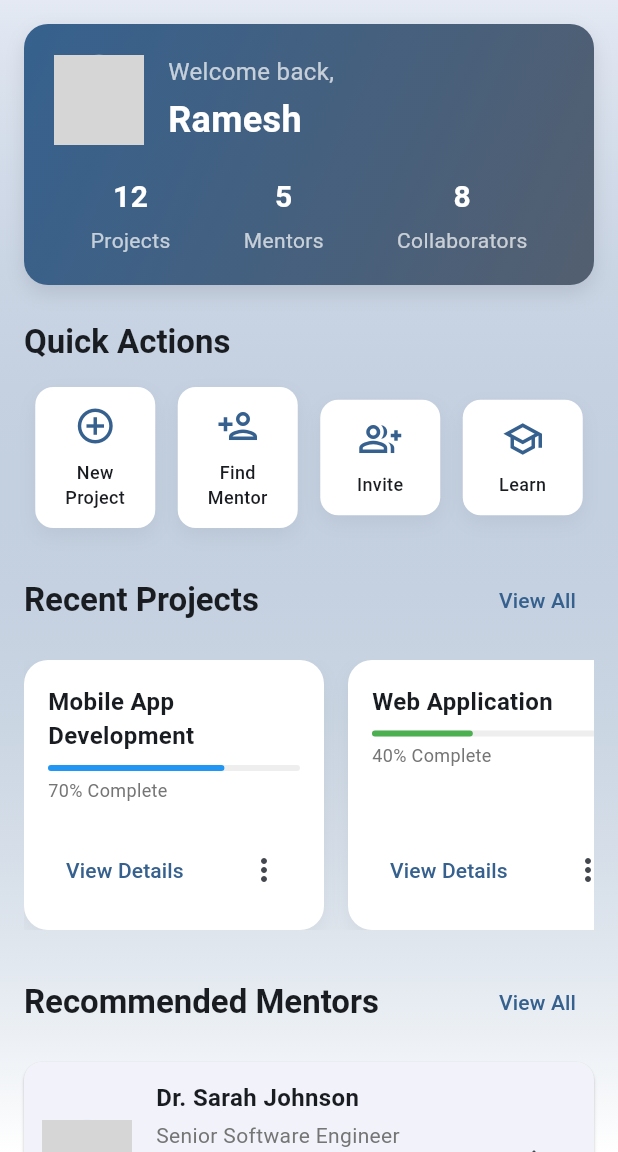
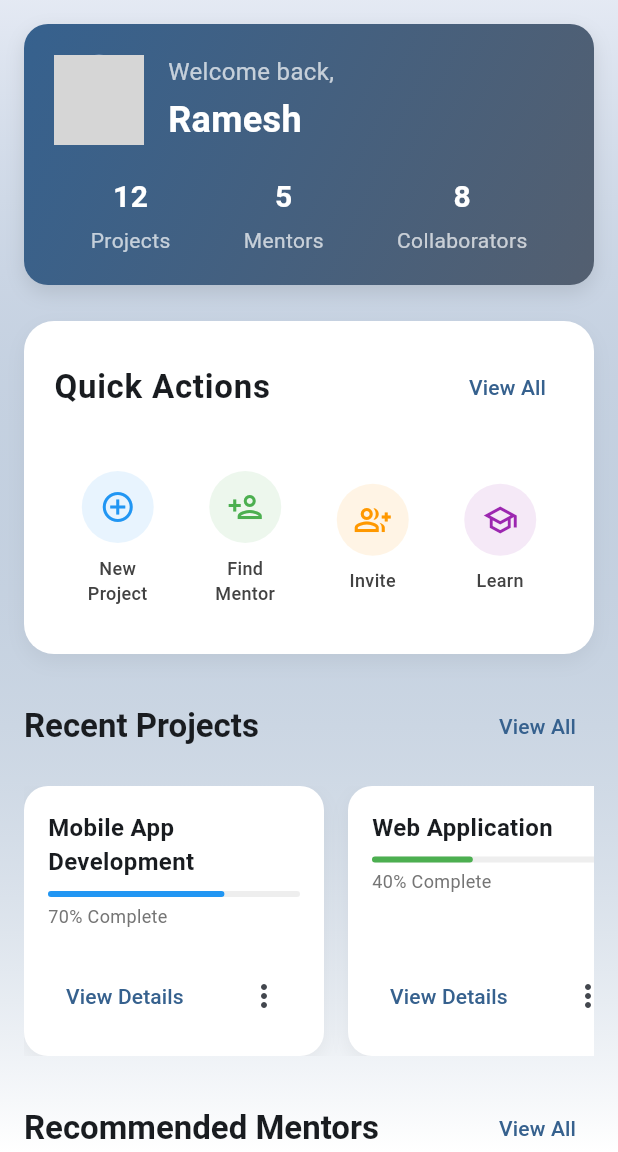
Before and after one commit to rajni2002491/new-Hackathon, a Flutter app: the HomeContent screen opened directly, on a phone screen of 412 x 824 dp, the part 84-1236 px from its top. Run offline on Flutter 3.47's test engine with Material 3 defaults, Android fonts, the phone set to English and light mode, and no system bars; accounts and stored records are empty; network calls fail; grey boxes are pictures that could not be loaded.

Commit message:
quick action home_screen done

```diff
--- a/flutter_application_1/lib/screens/home_screen.dart
+++ b/flutter_application_1/lib/screens/home_screen.dart
@@ -90,7 +90,7 @@ class HomeContent extends StatelessWidget {
               ),
             ),
             child: const CircleAvatar(
-              radius: 16,
+              radius: 28,
               backgroundImage: NetworkImage(
                 'https://photosbook.in/wp-content/uploads/stylish-cartoon-boy-dp16.jpg',
               ),
@@ -237,62 +237,11 @@ class HomeContent extends StatelessWidget {
   }
 
   Widget _buildQuickActions(BuildContext context) {
-    return Column(
-      crossAxisAlignment: CrossAxisAlignment.start,
-      children: [
-        Text(
-          'Quick Actions',
-          style: Theme.of(
-            context,
-          ).textTheme.titleLarge?.copyWith(fontWeight: FontWeight.bold),
-        ),
-        const SizedBox(height: 16),
-        Row(
-          mainAxisAlignment: MainAxisAlignment.spaceAround,
-          children: [
-            _buildActionButton(
-              context,
-              Icons.add_circle_outline,
-              'New Project',
-              () {
-                // TODO: Navigate to new project
-              },
-            ),
-            _buildActionButton(
-              context,
-              Icons.person_add_outlined,
-              'Find Mentor',
-              () {
-                // TODO: Navigate to find mentor
-              },
-            ),
-            _buildActionButton(context, Icons.group_add_outlined, 'Invite', () {
-              // TODO: Navigate to invite collaborators
-            }),
-            _buildActionButton(context, Icons.school_outlined, 'Learn', () {
-              // TODO: Navigate to learning resources
-            }),
-          ],
-        ),
-      ],
-    );
-  }
-
-  Widget _buildActionButton(
-    BuildContext context,
-    IconData icon,
-    String label,
-    VoidCallback onTap,
-  ) {
-    return InkWell(
-      onTap: onTap,
-      borderRadius: BorderRadius.circular(12),
-      child: Container(
-        width: 80,
-        padding: const EdgeInsets.all(12),
+    return Container(
+      padding: const EdgeInsets.all(20),
       decoration: BoxDecoration(
         color: Colors.white,
-          borderRadius: BorderRadius.circular(12),
+        borderRadius: BorderRadius.circular(20),
         boxShadow: [
           BoxShadow(
             color: Colors.black.withOpacity(0.05),
@@ -302,15 +251,111 @@ class HomeContent extends StatelessWidget {
         ],
       ),
       child: Column(
+        crossAxisAlignment: CrossAxisAlignment.start,
         children: [
-            Icon(icon, color: Theme.of(context).colorScheme.primary, size: 28),
+          Row(
+            mainAxisAlignment: MainAxisAlignment.spaceBetween,
+            children: [
+              Text(
+                'Quick Actions',
+                style: Theme.of(context).textTheme.titleLarge?.copyWith(
+                  fontWeight: FontWeight.bold,
+                  letterSpacing: 0.5,
+                ),
+              ),
+              TextButton(
+                onPressed: () {
+                  // TODO: Show all actions
+                },
+                child: const Text('View All'),
+              ),
+            ],
+          ),
+          const SizedBox(height: 20),
+          Row(
+            mainAxisAlignment: MainAxisAlignment.spaceAround,
+            children: [
+              _buildActionButton(
+                context,
+                Icons.add_circle_outline,
+                'New Project',
+                Colors.blue,
+                () {
+                  // TODO: Navigate to new project
+                },
+              ),
+              _buildActionButton(
+                context,
+                Icons.person_add_outlined,
+                'Find Mentor',
+                Colors.green,
+                () {
+                  // TODO: Navigate to find mentor
+                },
+              ),
+              _buildActionButton(
+                context,
+                Icons.group_add_outlined,
+                'Invite',
+                Colors.orange,
+                () {
+                  // TODO: Navigate to invite collaborators
+                },
+              ),
+              _buildActionButton(
+                context,
+                Icons.school_outlined,
+                'Learn',
+                Colors.purple,
+                () {
+                  // TODO: Navigate to learning resources
+                },
+              ),
+            ],
+          ),
+        ],
+      ),
+    );
+  }
+
+  Widget _buildActionButton(
+    BuildContext context,
+    IconData icon,
+    String label,
+    Color color,
+    VoidCallback onTap,
+  ) {
+    return Material(
+      color: Colors.transparent,
+      child: InkWell(
+        onTap: onTap,
+        borderRadius: BorderRadius.circular(16),
+        child: Container(
+          width: 70,
+          padding: const EdgeInsets.symmetric(vertical: 12, horizontal: 8),
+          child: Column(
+            mainAxisSize: MainAxisSize.min,
+            children: [
+              Container(
+                padding: const EdgeInsets.all(12),
+                decoration: BoxDecoration(
+                  color: color.withOpacity(0.1),
+                  shape: BoxShape.circle,
+                ),
+                child: Icon(icon, color: color, size: 24),
+              ),
               const SizedBox(height: 8),
               Text(
                 label,
                 textAlign: TextAlign.center,
-              style: const TextStyle(fontSize: 12, fontWeight: FontWeight.w500),
+                style: TextStyle(
+                  fontSize: 12,
+                  fontWeight: FontWeight.w500,
+                  color: Colors.grey[800],
+                ),
               ),
             ],
+          ),
         ),
       ),
     );
@@ -342,7 +387,7 @@ class HomeContent extends StatelessWidget {
           height: 180,
           child: ListView.builder(
             scrollDirection: Axis.horizontal,
-            itemCount: 3,
+            itemCount: 5,
             itemBuilder: (context, index) {
               final projects = [
                 {
@@ -359,6 +404,16 @@ class HomeContent extends StatelessWidget {
                   'title': 'UI/UX Design',
                   'progress': 0.9,
                   'color': Colors.purple,
+                },
+                {
+                  'title': 'Data Analytics Dashboard',
+                  'progress': 0.6,
+                  'color': Colors.orange,
+                },
+                {
+                  'title': 'E-Learning Platform',
+                  'progress': 0.3,
+                  'color': Colors.teal,
                 },
               ];
 
@@ -465,21 +520,24 @@ class HomeContent extends StatelessWidget {
                 'name': 'Dr. Sarah Johnson',
                 'title': 'Senior Software Engineer',
                 'company': 'Tech Solutions Inc.',
-                'image': 'https://static.vecteezy.com/system/resources/thumbnails/028/794/707/small_2x/cartoon-cute-school-boy-photo.jpg',
+                'image':
+                    'https://static.vecteezy.com/system/resources/thumbnails/028/794/707/small_2x/cartoon-cute-school-boy-photo.jpg',
                 'expertise': ['Flutter', 'Mobile Development', 'UI/UX'],
               },
               {
                 'name': 'Michael Chen',
                 'title': 'Lead Developer',
                 'company': 'Innovation Labs',
-                'image': 'https://static.vecteezy.com/system/resources/thumbnails/034/210/204/small_2x/3d-cartoon-baby-genius-photo.jpg',
+                'image':
+                    'https://static.vecteezy.com/system/resources/thumbnails/034/210/204/small_2x/3d-cartoon-baby-genius-photo.jpg',
                 'expertise': ['Web Development', 'Cloud Computing', 'AWS'],
               },
               {
                 'name': 'Emily Rodriguez',
                 'title': 'UX Designer',
                 'company': 'Design Studio',
-                'image': 'https://static.vecteezy.com/system/resources/thumbnails/034/210/207/small/3d-cartoon-baby-genius-photo.jpg',
+                'image':
+                    'https://static.vecteezy.com/system/resources/thumbnails/034/210/207/small/3d-cartoon-baby-genius-photo.jpg',
                 'expertise': ['UI/UX', 'Figma', 'Prototyping'],
               },
             ];
```
Lines whose indentation alone changed are shown as unchanged.
